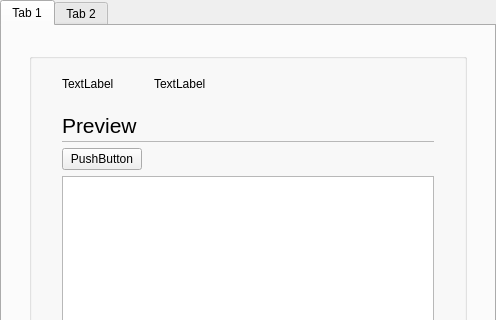
openSYDE/openSYDE, file opensyde_tool/src/system_views/system_update/C_SyvUpNodePropertiesDialog.ui: the form before one commit; both pictures show x 0 to 496 and y 0 to 320 of the 496 by 488 pixel window.
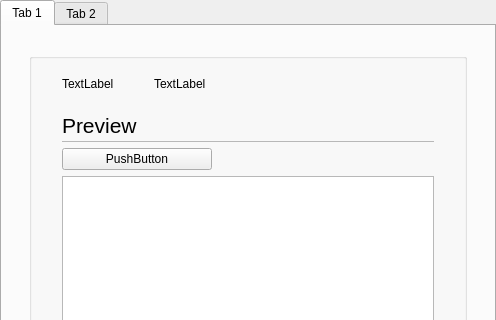
The form after the commit. Custom widgets are drawn as their Qt base class.

```diff
--- a/opensyde_tool/src/system_views/system_update/C_SyvUpNodePropertiesDialog.ui
+++ b/opensyde_tool/src/system_views/system_update/C_SyvUpNodePropertiesDialog.ui
@@ -245,6 +245,12 @@
            <layout class="QHBoxLayout" name="horizontalLayout_2">
             <item>
              <widget class="stw_opensyde_gui_elements::C_OgePubConfigure" name="pc_PushButtonDiscard">
+              <property name="minimumSize">
+               <size>
+                <width>150</width>
+                <height>0</height>
+               </size>
+              </property>
               <property name="text">
                <string>PushButton</string>
               </property>
@@ -529,11 +535,6 @@
    <extends>QTextEdit</extends>
    <header>C_OgeTedPropertiesComment.h</header>
   </customwidget>
-  <customwidget>
-   <class>stw_opensyde_gui_elements::C_OgeLabComListHeader</class>
-   <extends>QLabel</extends>
-   <header>C_OgeLabComListHeader.h</header>
-  </customwidget>
   <customwidget>
    <class>stw_opensyde_gui_elements::C_OgePubDialog</class>
    <extends>QPushButton</extends>
@@ -545,6 +546,11 @@
    <header>C_OgeGbx.h</header>
    <container>1</container>
   </customwidget>
+  <customwidget>
+   <class>stw_opensyde_gui_elements::C_OgeLabComListHeader</class>
+   <extends>QLabel</extends>
+   <header>C_OgeLabComListHeader.h</header>
+  </customwidget>
   <customwidget>
    <class>stw_opensyde_gui_elements::C_OgeTawAlternative</class>
    <extends>QTabWidget</extends>
```
